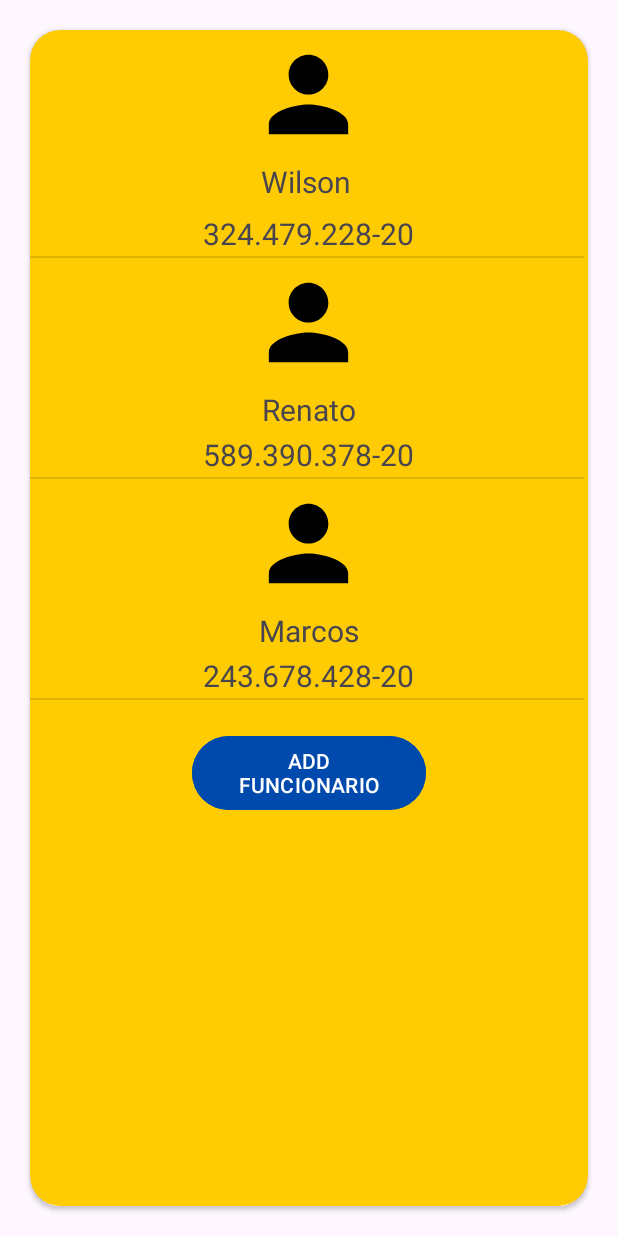
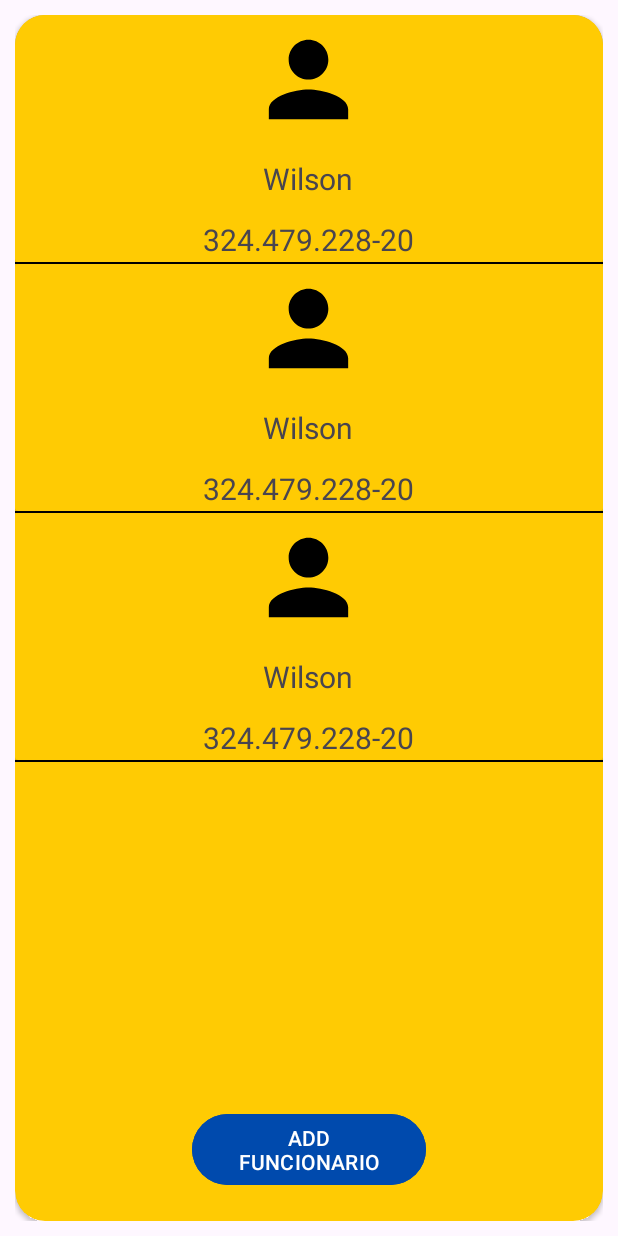
Before and after one commit to ben10kkjj/SafeGuardPro, an Android app: the layout fragment_relatorio_func.xml on its own in the app's theme, with its tools: preview values and no code run, on a phone screen of 412 x 824 dp. Run offline under Robolectric (Android 15) with nearby library versions, the phone set to English and light mode, and no system bars.

Commit message:
criei o item da lista de funcionario

```diff
--- /dev/null
+++ b/app/src/main/java/com/pira/safeguardpro/view/Adapter/FuncionarioAdapter.kt
@@ -0,0 +1,41 @@
+package com.pira.safeguardpro.view.Adapter
+
+import android.view.LayoutInflater
+import android.view.ViewGroup
+import androidx.recyclerview.widget.RecyclerView
+import com.pira.safeguardpro.databinding.ListItemFuncionarioBinding
+
+class FuncionarioAdapter(
+    funcionarioAdapter: List<FuncionarioAdapter>,
+    private val clickListlistener: (FuncionarioAdapter) -> Unit
+) :
+    RecyclerView.Adapter<FuncionarioAdapter.PessoaViewHolder>() {
+
+    private var funcionarioBinding: List<FuncionarioAdapter> = arrayListOf()
+
+    class PessoaViewHolder(private val binding: ListItemFuncionarioBinding) :
+        RecyclerView.ViewHolder(binding.root) {
+        fun bind(funcionarioAdapter: FuncionarioAdapter, clickListlistener: (FuncionarioAdapter) -> Unit) {
+
+        }
+    }
+
+    override fun onCreateViewHolder(parent: ViewGroup, viewType: Int): PessoaViewHolder {
+        val listItemFuncionarioBinding =
+            ListItemFuncionarioBinding.inflate(LayoutInflater.from(parent.context), parent, false)
+        return PessoaViewHolder(listItemFuncionarioBinding)
+    }
+
+    override fun getItemCount(): Int {
+        return funcionarioBinding.count()
+    }
+
+    override fun onBindViewHolder(holder: PessoaViewHolder, position: Int) {
+        holder.bind(funcionarioBinding[position], clickListlistener)
+    }
+
+    fun updateFuncionario (list: List<FuncionarioAdapter>) {
+        funcionarioBinding = list
+        notifyDataSetChanged()
+    }
+}
--- a/app/src/main/java/com/pira/safeguardpro/view/RelatorioFuncFragment.kt
+++ b/app/src/main/java/com/pira/safeguardpro/view/RelatorioFuncFragment.kt
@@ -5,10 +5,14 @@ import androidx.fragment.app.Fragment
 import android.view.LayoutInflater
 import android.view.View
 import android.view.ViewGroup
+import androidx.recyclerview.widget.LinearLayoutManager
 import com.pira.safeguardpro.databinding.FragmentRelatorioFuncBinding
+import com.pira.safeguardpro.view.Adapter.FuncionarioAdapter
 
 
 class RelatorioFuncFragment : Fragment() {
+
+    private lateinit var adapter: FuncionarioAdapter
 
     private var _binding: FragmentRelatorioFuncBinding? = null
     private val binding: FragmentRelatorioFuncBinding  get() = _binding!!
@@ -22,6 +26,12 @@ class RelatorioFuncFragment : Fragment() {
     }
     override fun onViewCreated(view: View, savedInstanceState: Bundle?) {
         super.onViewCreated(view, savedInstanceState)
+        adapter
+
+        //Configura a recycler
+        val recycler = binding.rvFuncionario
+        recycler.layoutManager = LinearLayoutManager(requireContext())
+        recycler.adapter = adapter
     }
 
 }
--- a/app/src/main/res/layout/fragment_relatorio_func.xml
+++ b/app/src/main/res/layout/fragment_relatorio_func.xml
@@ -4,15 +4,12 @@
     xmlns:tools="http://schemas.android.com/tools"
     android:layout_width="match_parent"
     android:layout_height="match_parent"
+    android:padding="10dp"
     tools:context=".view.RelatorioFuncFragment">
-
-
 
     <androidx.cardview.widget.CardView
         android:layout_width="match_parent"
-        android:layout_height="0dp"
-        android:layout_margin="20dp"
-        android:layout_marginTop="10dp"
+        android:layout_height="match_parent"
         app:cardBackgroundColor="#FFCB03"
         app:cardCornerRadius="20dp"
         app:layout_constraintBottom_toBottomOf="parent"
@@ -21,115 +18,19 @@
         <LinearLayout
             android:orientation="vertical"
             android:layout_width="match_parent"
-            android:layout_height="558dp">
+            android:layout_height="match_parent">
 
-            <ImageView
-                android:id="@+id/imageWilson"
-                android:layout_width="79dp"
-                android:layout_height="83dp"
-                android:src="@drawable/person"
-              android:layout_margin="1dp"
-                android:layout_gravity="center"/>
-
-            <TextView
-                android:id="@+id/textWilson"
-                android:layout_width="157dp"
-                android:layout_height="32dp"
-                android:text="          Wilson"
-                android:textSize="20dp"
-                android:layout_margin="1dp"
-                android:layout_gravity="center"/>
-
-            <TextView
-                android:id="@+id/textCpfW"
-                android:layout_width="wrap_content"
-                android:layout_height="wrap_content"
-                android:text="324.479.228-20"
-                android:textSize="20dp"
-                android:layout_margin="1dp"
-                android:layout_gravity="center" />
-            <View
-                android:id="@+id/divider8"
-                android:layout_width="369dp"
-                android:layout_height="1dp"
-                android:background="?android:attr/listDivider" />
-
-            <ImageView
-                android:id="@+id/imageRenato"
-                android:layout_width="79dp"
-                android:layout_height="83dp"
-                android:src="@drawable/person"
-                android:layout_margin="1dp"
-                android:layout_gravity="center"/>
-
-            <TextView
-                android:id="@+id/textRenato"
-                android:layout_width="wrap_content"
-                android:layout_height="wrap_content"
-                android:text="Renato"
-                android:textSize="20dp"
-                android:layout_margin="1dp"
-                android:layout_gravity="center" />
-
-            <TextView
-                android:id="@+id/textCpfR"
-                android:layout_width="wrap_content"
-                android:layout_height="wrap_content"
-                android:text="589.390.378-20"
-                android:textSize="20dp"
-                android:layout_margin="1dp"
-                android:layout_gravity="center" />
-            <View
-                android:id="@+id/divider6"
-                android:layout_width="369dp"
-                android:layout_height="1dp"
-                android:background="?android:attr/listDivider"
-                tools:layout_editor_absoluteX="1dp"
-                tools:layout_editor_absoluteY="166dp" />
-
-
-            <ImageView
-                android:id="@+id/imageMarcos"
-                android:layout_width="79dp"
-                android:layout_height="83dp"
-                android:src="@drawable/person"
-                android:layout_margin="1dp"
-                android:layout_gravity="center" />
-
-            <TextView
-                android:id="@+id/textMarcos"
-                android:layout_width="wrap_content"
-                android:layout_height="wrap_content"
-                android:text="Marcos"
-                android:textSize="20dp"
-                android:layout_margin="1dp"
-                android:layout_gravity="center" />
-
-            <TextView
-                android:id="@+id/textCpfM"
-                android:layout_width="wrap_content"
-                android:layout_height="wrap_content"
-                android:text="243.678.428-20"
-                android:textSize="20dp"
-                android:layout_margin="1dp"
-                android:layout_gravity="center" />
-
-
-
-            <View
-                android:id="@+id/divider7"
-                android:layout_width="369dp"
-                android:layout_height="1dp"
-                android:background="?android:attr/listDivider"
-                tools:layout_editor_absoluteX="1dp"
-                tools:layout_editor_absoluteY="292dp" />
-
-
+            <androidx.recyclerview.widget.RecyclerView
+                android:id="@+id/rvFuncionario"
+                android:layout_width="match_parent"
+                android:layout_height="0dp"
+                android:layout_weight="1"
+                tools:listitem="@layout/list_item_funcionario"/>
 
             <Button
                 android:id="@+id/btnAddFunc"
                 android:layout_width="156dp"
-                android:layout_height="57dp"
+                android:layout_height="wrap_content"
                 android:backgroundTint="#004AAD"
                 android:text="ADD FUNCIONARIO"
                 android:layout_margin="20dp"
--- /dev/null
+++ b/app/src/main/res/layout/list_item_funcionario.xml
@@ -0,0 +1,55 @@
+<?xml version="1.0" encoding="utf-8"?>
+<androidx.constraintlayout.widget.ConstraintLayout xmlns:android="http://schemas.android.com/apk/res/android"
+    xmlns:app="http://schemas.android.com/apk/res-auto"
+    android:layout_width="match_parent"
+    android:layout_height="wrap_content">
+
+    <androidx.cardview.widget.CardView
+        android:id="@+id/cvFuncionario"
+        android:layout_width="match_parent"
+        android:layout_height="wrap_content"
+        app:cardBackgroundColor="#FFCB03"
+        app:layout_constraintTop_toTopOf="parent">
+
+        <LinearLayout
+            android:layout_width="match_parent"
+            android:layout_height="match_parent"
+            android:orientation="vertical">
+
+            <ImageView
+                android:id="@+id/imageWilson"
+                android:layout_width="79dp"
+                android:layout_height="83dp"
+                android:layout_gravity="center"
+                android:layout_margin="1dp"
+                android:src="@drawable/person" />
+
+            <TextView
+                android:id="@+id/textWilson"
+                android:layout_width="167dp"
+                android:layout_height="30dp"
+                android:layout_gravity="center"
+                android:layout_margin="9dp"
+                android:layout_marginTop="76dp"
+                android:text="Wilson"
+                android:textAlignment="center"
+                android:textSize="20dp" />
+
+            <TextView
+                android:id="@+id/textCpfW"
+                android:layout_width="wrap_content"
+                android:layout_height="wrap_content"
+                android:layout_gravity="center"
+                android:layout_margin="1dp"
+                android:text="324.479.228-20"
+                android:textSize="20dp" />
+        </LinearLayout>
+    </androidx.cardview.widget.CardView>
+
+<View
+    android:id="@+id/view"
+    android:layout_width="match_parent"
+    android:layout_height="1dp"
+    android:background="@color/black"
+    app:layout_constraintTop_toBottomOf="@+id/cvFuncionario"/>
+</androidx.constraintlayout.widget.ConstraintLayout>
```
